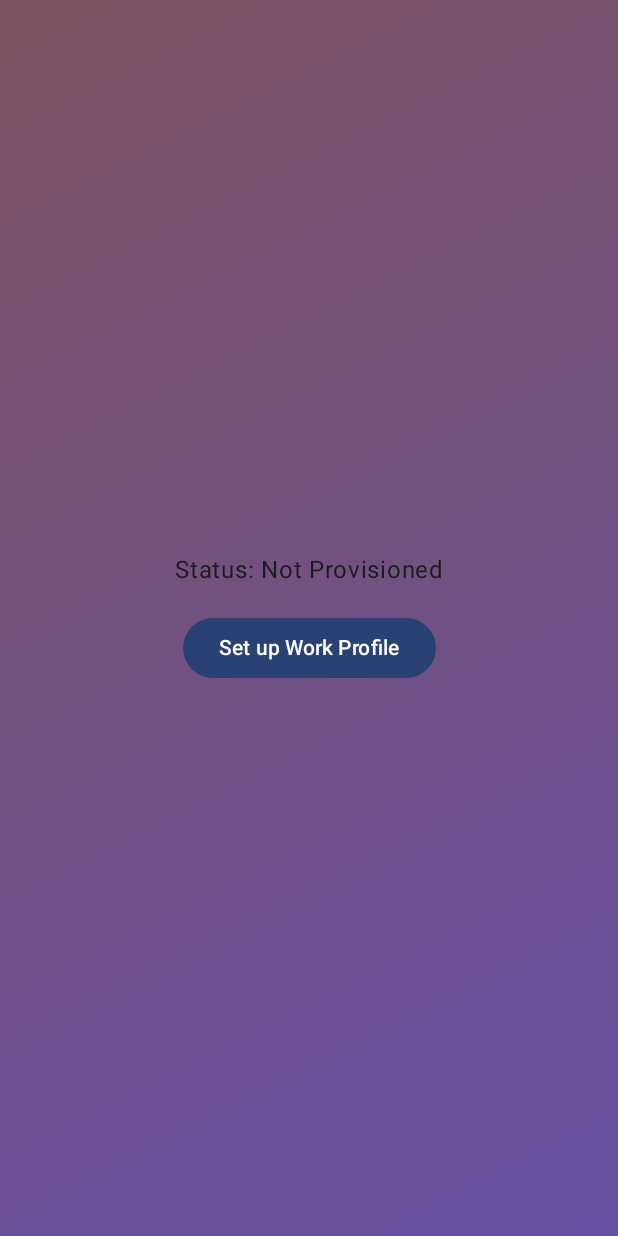
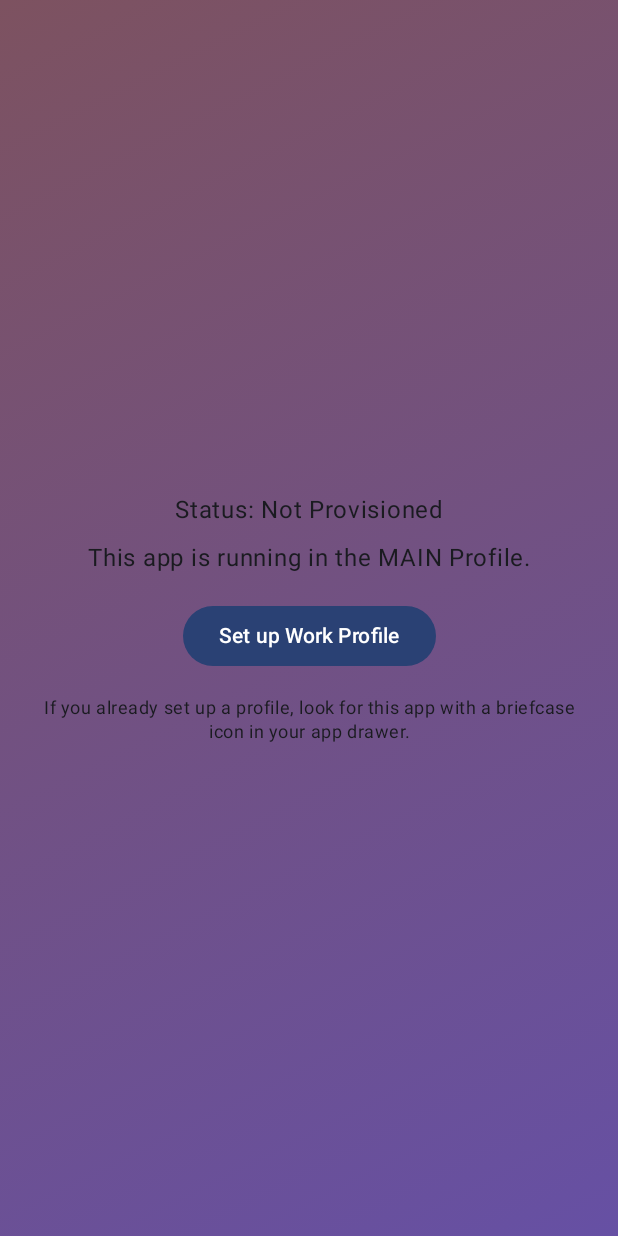
Before and after one commit to Celadonz/Android-Work-Profile-Manager, an Android app built with Jetpack Compose: the screen it shows after launch (MainActivity), after a tap on "Set up Work Profile", on a phone screen of 412 x 824 dp. Run offline under Robolectric (Android 15) with nearby library versions, the phone set to English and light mode, and no system bars.

Commit message:
Creation and Deletion of Work Proafile Implemented.

```diff
--- a/app/src/main/java/com/mallick/nil/profilemanager/MainActivity.kt
+++ b/app/src/main/java/com/mallick/nil/profilemanager/MainActivity.kt
@@ -37,6 +37,9 @@ class MainActivity : ComponentActivity() {
     private lateinit var devicePolicyManager: DevicePolicyManager
     private lateinit var adminComponentName: ComponentName
     private var isProfileOwner by mutableStateOf(false)
+    private var isAdminActive by mutableStateOf(false)
+    private var isRunningInWorkProfile by mutableStateOf(false)
+    private var hasOtherProfiles by mutableStateOf(false)
 
     private val provisionLauncher = registerForActivityResult(
         ActivityResultContracts.StartActivityForResult()
@@ -45,8 +48,12 @@ class MainActivity : ComponentActivity() {
             Toast.makeText(this, "Provisioning started", Toast.LENGTH_SHORT).show()
             updateProfileStatus()
         } else {
-            Toast.makeText(this, "Provisioning failed or cancelled", Toast.LENGTH_SHORT).show()
+            Toast.makeText(this, "Provisioning failed or cancelled.", Toast.LENGTH_LONG).show()
         }
+    }
+
+    private fun canCreateWorkProfile(): Boolean {
+        return true
     }
 
     override fun onCreate(savedInstanceState: Bundle?) {
@@ -63,8 +70,12 @@ class MainActivity : ComponentActivity() {
                     MainScreen(
                         modifier = Modifier.padding(innerPadding),
                         isProfileOwner = isProfileOwner,
+                        isAdminActive = isAdminActive,
+                        isRunningInWorkProfile = isRunningInWorkProfile,
+                        hasOtherProfiles = hasOtherProfiles,
                         onProvisionClick = { provisionManagedProfile() },
-                        onInstallAppClick = { packageName -> installAppInProfile(packageName) }
+                        onInstallAppClick = { packageName -> installAppInProfile(packageName) },
+                        onDeleteProfileClick = { deleteWorkProfile() }
                     )
                 }
             }
@@ -77,26 +88,49 @@ class MainActivity : ComponentActivity() {
     }
 
     private fun updateProfileStatus() {
-        isProfileOwner = isProfileOwnerOrManaged()
+        val isOwner = devicePolicyManager.isProfileOwnerApp(packageName)
+        val isActive = devicePolicyManager.isAdminActive(adminComponentName)
+
+        val userManager = getSystemService(Context.USER_SERVICE) as android.os.UserManager
+        val profiles = userManager.userProfiles
+
+        val isMainProfile = if (android.os.Build.VERSION.SDK_INT >= android.os.Build.VERSION_CODES.R) {
+            !userManager.isManagedProfile
+        } else {
+            // Fallback for older APIs if needed, but isProfileOwnerApp usually suffices
+            !devicePolicyManager.isProfileOwnerApp(packageName)
         }
 
-    private fun isProfileOwnerOrManaged(): Boolean {
-        if (devicePolicyManager.isProfileOwnerApp(packageName)) return true
+        val hasOthers = profiles.any { it != android.os.Process.myUserHandle() }
 
-        val userManager = getSystemService(Context.USER_SERVICE) as android.os.UserManager
-        return userManager.userProfiles.size > 1
+        isProfileOwner = isOwner
+        isAdminActive = isActive
+        isRunningInWorkProfile = !isMainProfile
+        hasOtherProfiles = hasOthers
     }
 
     private fun provisionManagedProfile() {
+        if (!isAdminActive) {
+            Toast.makeText(this, "Please enable Device Admin first (click 'Activate Admin')", Toast.LENGTH_LONG).show()
+            // We could also trigger the admin activation intent here
+            val adminIntent = Intent(DevicePolicyManager.ACTION_ADD_DEVICE_ADMIN).apply {
+                putExtra(DevicePolicyManager.EXTRA_DEVICE_ADMIN, adminComponentName)
+                putExtra(DevicePolicyManager.EXTRA_ADD_EXPLANATION, "Required to set up the Work Profile.")
+            }
+            startActivity(adminIntent)
+            return
+        }
+
         val intent = Intent(DevicePolicyManager.ACTION_PROVISION_MANAGED_PROFILE).apply {
             putExtra(DevicePolicyManager.EXTRA_PROVISIONING_DEVICE_ADMIN_COMPONENT_NAME, adminComponentName)
+            // EXTRA_PROVISIONING_SKIP_ENCRYPTION is deprecated in API 33, but fine for older
             putExtra(DevicePolicyManager.EXTRA_PROVISIONING_SKIP_ENCRYPTION, true)
         }
 
         if (intent.resolveActivity(packageManager) != null) {
             provisionLauncher.launch(intent)
         } else {
-            Toast.makeText(this, "Provisioning not supported", Toast.LENGTH_SHORT).show()
+            Toast.makeText(this, "Provisioning not supported on this device", Toast.LENGTH_SHORT).show()
         }
     }
 
@@ -112,6 +146,19 @@ class MainActivity : ComponentActivity() {
         }
     }
 
+    private fun deleteWorkProfile() {
+        try {
+            if (devicePolicyManager.isProfileOwnerApp(packageName)) {
+                devicePolicyManager.wipeData(0)
+                Toast.makeText(this, "Work profile deletion initiated", Toast.LENGTH_SHORT).show()
+            } else {
+                Toast.makeText(this, "App is not the profile owner. Cannot delete profile directly.", Toast.LENGTH_LONG).show()
+            }
+        } catch (e: Exception) {
+            Toast.makeText(this, "Error deleting work profile: ${e.message}", Toast.LENGTH_SHORT).show()
+        }
+    }
+
     // PROVISION_REQUEST_CODE is no longer needed but kept for reference or removed
 }
 
@@ -119,8 +166,12 @@ class MainActivity : ComponentActivity() {
 fun MainScreen(
     modifier: Modifier = Modifier,
     isProfileOwner: Boolean,
+    isAdminActive: Boolean,
+    isRunningInWorkProfile: Boolean,
+    hasOtherProfiles: Boolean,
     onProvisionClick: () -> Unit,
-    onInstallAppClick: (String) -> Unit
+    onInstallAppClick: (String) -> Unit,
+    onDeleteProfileClick: () -> Unit
 ) {
     val gradientBrush = Brush.linearGradient(
         colors = listOf(Pink40, Purple40),
@@ -137,18 +188,57 @@ fun MainScreen(
         verticalArrangement = Arrangement.Center
     ) {
         Text(
-            text = if (isProfileOwner) "Status: Profile Owner" else "Status: Not Provisioned",
+            text = when {
+                isProfileOwner -> "Status: Profile Owner (Active)"
+                isAdminActive -> "Status: Device Admin (Active)"
+                isRunningInWorkProfile -> "Status: Running in Managed Profile"
+                else -> "Status: Not Provisioned"
+            },
+            modifier = Modifier.padding(bottom = 8.dp),
+            textAlign = TextAlign.Center
+        )
+
+        if (isRunningInWorkProfile) {
+            Text(
+                text = "This app is running INSIDE the Work Profile.",
+                modifier = Modifier.padding(bottom = 16.dp),
+                textAlign = TextAlign.Center,
+                color = androidx.compose.ui.graphics.Color.White
+            )
+        } else {
+             Text(
+                text = "This app is running in the MAIN Profile.",
                 modifier = Modifier.padding(bottom = 16.dp),
                 textAlign = TextAlign.Center
             )
+        }
 
-        if (!isProfileOwner) {
+        if (!isProfileOwner && !isRunningInWorkProfile) {
+            if (hasOtherProfiles) {
+                Text(
+                    text = "Warning: Another profile (Work Profile or Secure Folder) detected. " +
+                           "Android typically allows only ONE work profile. Provisioning may fail.",
+                    color = androidx.compose.ui.graphics.Color.Yellow,
+                    textAlign = TextAlign.Center,
+                    modifier = Modifier.padding(bottom = 16.dp),
+                    style = androidx.compose.material3.MaterialTheme.typography.bodySmall
+                )
+            }
+
             Button(onClick = onProvisionClick) {
                 Text(text = "Set up Work Profile")
             }
+
+            Text(
+                text = "If you already set up a profile, look for this app with a briefcase icon in your app drawer.",
+                modifier = Modifier.padding(top = 16.dp),
+                textAlign = TextAlign.Center,
+                style = androidx.compose.material3.MaterialTheme.typography.bodySmall
+            )
         } else {
+            if (isProfileOwner) {
                 Text(
-                text = "Work Profile is active!",
+                    text = "Work Profile is active and managed by this app!",
                     modifier = Modifier.padding(bottom = 16.dp),
                     textAlign = TextAlign.Center
                 )
@@ -168,6 +258,25 @@ fun MainScreen(
                 ) {
                     Text(text = "Enable Maps in Work Profile")
                 }
+
+                Button(
+                    onClick = onDeleteProfileClick,
+                    modifier = Modifier.padding(top = 32.dp),
+                    colors = androidx.compose.material3.ButtonDefaults.buttonColors(
+                        containerColor = androidx.compose.ui.graphics.Color.Red
+                    )
+                ) {
+                    Text(text = "Delete Work Profile", color = androidx.compose.ui.graphics.Color.White)
+                }
+            } else {
+                Text(
+                    text = "You are in the Work Profile, but this instance is not the owner. " +
+                           "This usually happens if provisioning was partially successful or " +
+                           "if another app (like Knox) is managing this profile.",
+                    modifier = Modifier.padding(bottom = 16.dp),
+                    textAlign = TextAlign.Center
+                )
             }
         }
     }
+}
--- a/app/src/main/java/com/mallick/nil/profilemanager/MyDeviceAdminReceiver.kt
+++ b/app/src/main/java/com/mallick/nil/profilemanager/MyDeviceAdminReceiver.kt
@@ -19,7 +19,11 @@ class MyDeviceAdminReceiver : DeviceAdminReceiver() {
         val adminComponentName = ComponentName(context, MyDeviceAdminReceiver::class.java)
 
         // Enable the profile owner app in the work profile
-        dpm.setProfileEnabled(adminComponentName)
+        try {
+            dpm.setProfileEnabled(adminComponentName)
+        } catch (e: Exception) {
+            // Error enabling profile
+        }
 
         Toast.makeText(context, "Profile Provisioning Complete", Toast.LENGTH_SHORT).show()
     }
```
Lines whose indentation alone changed are shown as unchanged.
